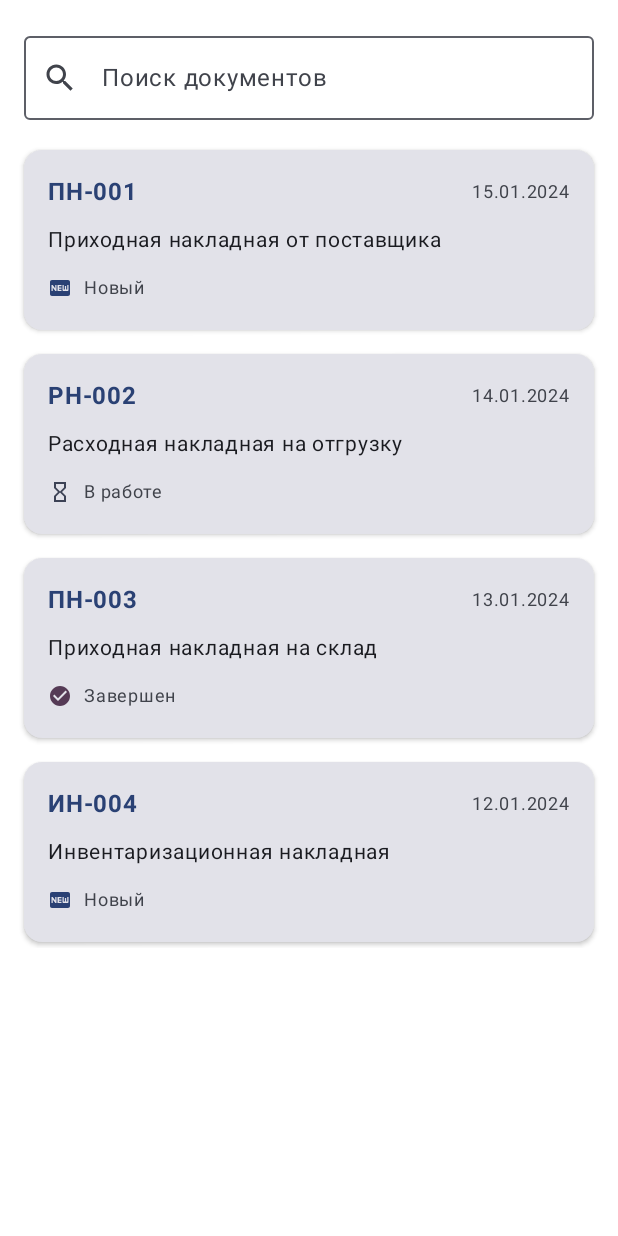
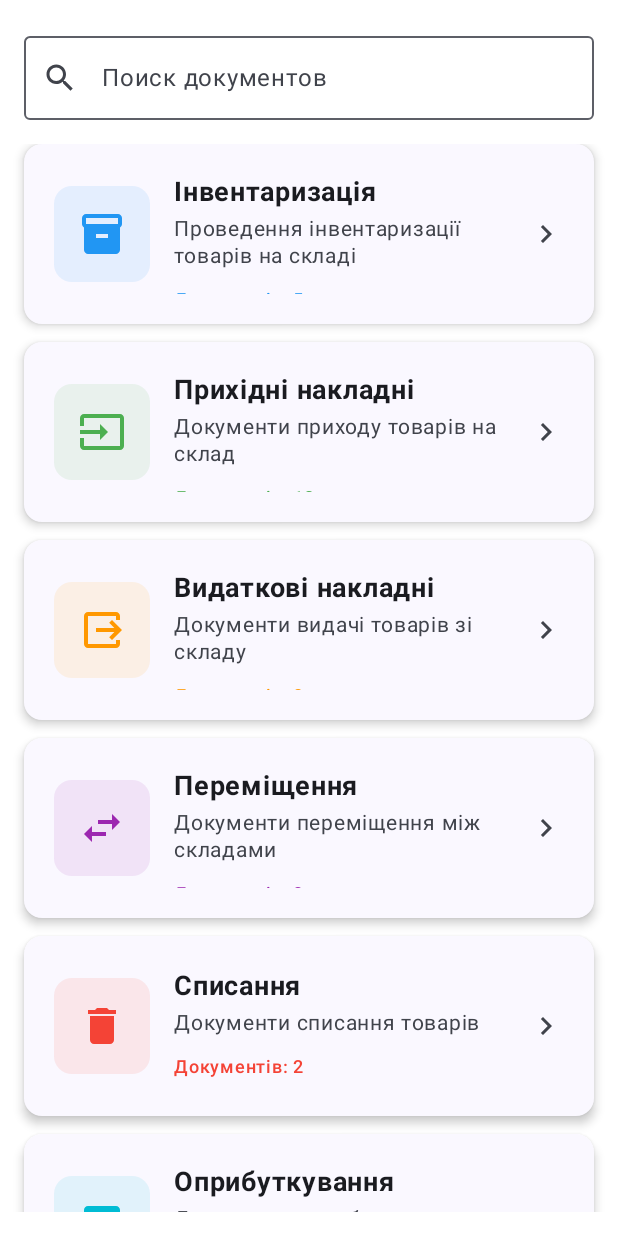
Before and after one commit to AndrewKorobchuk/tsd, an Android app built with Jetpack Compose: the @Preview function DocumentsScreenPreview, on a phone screen of 412 x 824 dp. Run offline under Robolectric (Android 15) with nearby library versions, the light colour scheme and no system bars.

Commit message:
Docs screen. List

```diff
--- a/Android/tsd/app/src/main/java/com/sh/an/tsd/ui/documents/DocumentsScreen.kt
+++ b/Android/tsd/app/src/main/java/com/sh/an/tsd/ui/documents/DocumentsScreen.kt
@@ -36,14 +36,14 @@ fun DocumentsScreen() {
             singleLine = true
         )
 
-        // Список документов
+        // Список типов документов
         LazyColumn(
-            verticalArrangement = Arrangement.spacedBy(8.dp)
+            verticalArrangement = Arrangement.spacedBy(12.dp)
         ) {
-            items(getSampleDocuments()) { document ->
-                DocumentCard(
-                    document = document,
-                    onItemClick = { /* TODO: Открыть документ */ }
+            items(getDocumentTypes()) { documentType ->
+                DocumentTypeCard(
+                    documentType = documentType,
+                    onItemClick = { /* TODO: Открыть тип документа */ }
                 )
             }
         }
@@ -51,75 +51,98 @@ fun DocumentsScreen() {
 }
 
 @Composable
-fun DocumentCard(
-    document: Document,
+fun DocumentTypeCard(
+    documentType: DocumentType,
     onItemClick: () -> Unit
 ) {
     Card(
         modifier = Modifier
             .fillMaxWidth()
-            .padding(vertical = 4.dp),
+            .height(120.dp),
         onClick = onItemClick,
-        elevation = CardDefaults.cardElevation(defaultElevation = 2.dp)
+        elevation = CardDefaults.cardElevation(defaultElevation = 4.dp),
+        colors = CardDefaults.cardColors(
+            containerColor = MaterialTheme.colorScheme.surface
+        )
     ) {
-        Column(
-            modifier = Modifier.padding(16.dp)
+        Row(
+            modifier = Modifier
+                .fillMaxSize()
+                .padding(20.dp),
+            verticalAlignment = Alignment.CenterVertically
         ) {
-            Row(
-                modifier = Modifier.fillMaxWidth(),
-                horizontalArrangement = Arrangement.SpaceBetween,
-                verticalAlignment = Alignment.CenterVertically
+            // Иконка
+            Card(
+                modifier = Modifier.size(64.dp),
+                colors = CardDefaults.cardColors(
+                    containerColor = documentType.color.copy(alpha = 0.1f)
+                ),
+                elevation = CardDefaults.cardElevation(defaultElevation = 0.dp)
+            ) {
+                Box(
+                    modifier = Modifier.fillMaxSize(),
+                    contentAlignment = Alignment.Center
+                ) {
+                    Icon(
+                        imageVector = documentType.icon,
+                        contentDescription = documentType.title,
+                        tint = documentType.color,
+                        modifier = Modifier.size(32.dp)
+                    )
+                }
+            }
+
+            Spacer(modifier = Modifier.width(16.dp))
+
+            // Текстовая информация
+            Column(
+                modifier = Modifier.weight(1f)
             ) {
                 Text(
-                    text = document.number,
-                    fontSize = 16.sp,
+                    text = documentType.title,
+                    fontSize = 18.sp,
                     fontWeight = FontWeight.Bold,
-                    color = MaterialTheme.colorScheme.primary
+                    color = MaterialTheme.colorScheme.onSurface
                 )
+
+                Spacer(modifier = Modifier.height(4.dp))
+
                 Text(
-                    text = document.date,
+                    text = documentType.description,
+                    fontSize = 14.sp,
+                    color = MaterialTheme.colorScheme.onSurfaceVariant,
+                    lineHeight = 18.sp
+                )
+
+                Spacer(modifier = Modifier.height(8.dp))
+
+                Text(
+                    text = "Документів: ${documentType.documentCount}",
                     fontSize = 12.sp,
-                    color = MaterialTheme.colorScheme.onSurfaceVariant
+                    color = documentType.color,
+                    fontWeight = FontWeight.Medium
                 )
             }
 
-            Spacer(modifier = Modifier.height(8.dp))
-
-            Text(
-                text = document.description,
-                fontSize = 14.sp,
-                color = MaterialTheme.colorScheme.onSurface
+            // Стрелка
+            Icon(
+                imageVector = Icons.Filled.ChevronRight,
+                contentDescription = "Открыть",
+                tint = MaterialTheme.colorScheme.onSurfaceVariant,
+                modifier = Modifier.size(24.dp)
             )
-
-            Spacer(modifier = Modifier.height(8.dp))
-
-            Row(
-                verticalAlignment = Alignment.CenterVertically
-            ) {
-                Icon(
-                    imageVector = when (document.status) {
-                        DocumentStatus.NEW -> Icons.Filled.FiberNew
-                        DocumentStatus.IN_PROGRESS -> Icons.Filled.HourglassEmpty
-                        DocumentStatus.COMPLETED -> Icons.Filled.CheckCircle
-                    },
-                    contentDescription = document.status.name,
-                    tint = when (document.status) {
-                        DocumentStatus.NEW -> MaterialTheme.colorScheme.primary
-                        DocumentStatus.IN_PROGRESS -> MaterialTheme.colorScheme.secondary
-                        DocumentStatus.COMPLETED -> MaterialTheme.colorScheme.tertiary
-                    },
-                    modifier = Modifier.size(16.dp)
-                )
-                Spacer(modifier = Modifier.width(8.dp))
-                Text(
-                    text = document.status.displayName,
-                    fontSize = 12.sp,
-                    color = MaterialTheme.colorScheme.onSurfaceVariant
-                )
-            }
         }
     }
 }
+
+data class DocumentType(
+    val id: String,
+    val title: String,
+    val description: String,
+    val icon: androidx.compose.ui.graphics.vector.ImageVector,
+    val color: androidx.compose.ui.graphics.Color,
+    val documentCount: Int
+)
 
 data class Document(
     val id: String,
@@ -133,6 +156,59 @@ enum class DocumentStatus(val displayName: String) {
     NEW("Новый"),
     IN_PROGRESS("В работе"),
     COMPLETED("Завершен")
+}
+
+fun getDocumentTypes(): List<DocumentType> {
+    return listOf(
+        DocumentType(
+            id = "1",
+            title = "Інвентаризація",
+            description = "Проведення інвентаризації товарів на складі",
+            icon = Icons.Filled.Inventory,
+            color = androidx.compose.ui.graphics.Color(0xFF2196F3),
+            documentCount = 5
+        ),
+        DocumentType(
+            id = "2",
+            title = "Прихідні накладні",
+            description = "Документи приходу товарів на склад",
+            icon = Icons.Filled.Input,
+            color = androidx.compose.ui.graphics.Color(0xFF4CAF50),
+            documentCount = 12
+        ),
+        DocumentType(
+            id = "3",
+            title = "Видаткові накладні",
+            description = "Документи видачі товарів зі складу",
+            icon = Icons.Filled.Output,
+            color = androidx.compose.ui.graphics.Color(0xFFFF9800),
+            documentCount = 8
+        ),
+        DocumentType(
+            id = "4",
+            title = "Переміщення",
+            description = "Документи переміщення між складами",
+            icon = Icons.Filled.SwapHoriz,
+            color = androidx.compose.ui.graphics.Color(0xFF9C27B0),
+            documentCount = 3
+        ),
+        DocumentType(
+            id = "5",
+            title = "Списання",
+            description = "Документи списання товарів",
+            icon = Icons.Filled.Delete,
+            color = androidx.compose.ui.graphics.Color(0xFFF44336),
+            documentCount = 2
+        ),
+        DocumentType(
+            id = "6",
+            title = "Оприбуткування",
+            description = "Документи оприбуткування товарів",
+            icon = Icons.Filled.AddBox,
+            color = androidx.compose.ui.graphics.Color(0xFF00BCD4),
+            documentCount = 7
+        )
+    )
 }
 
 fun getSampleDocuments(): List<Document> {
```
